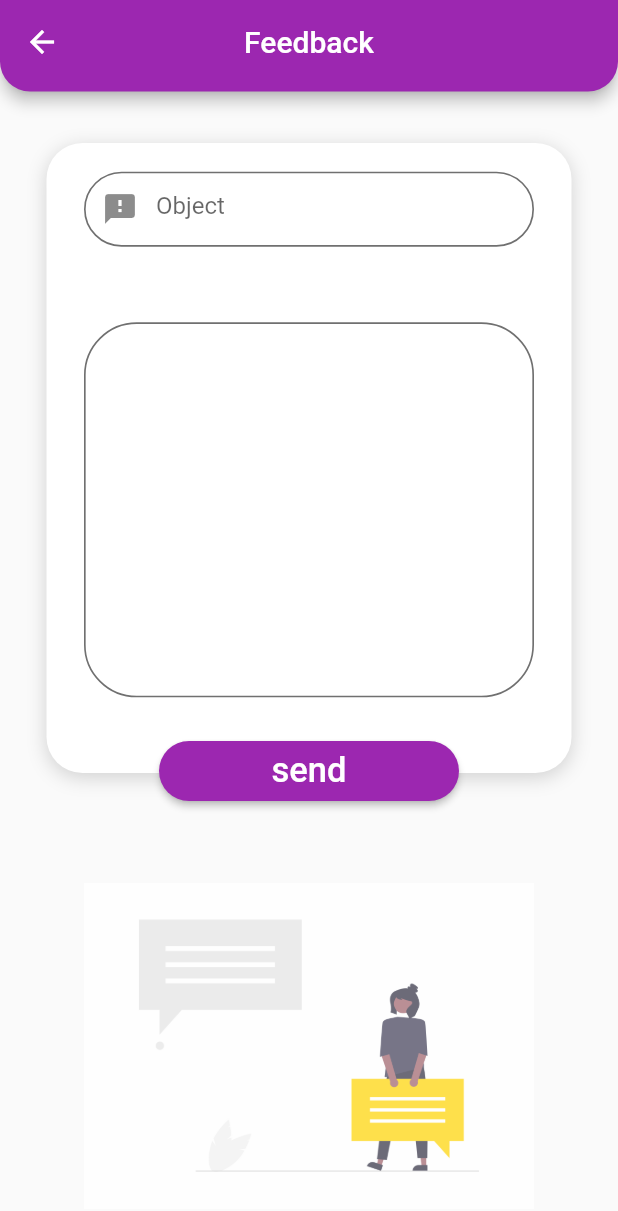
After one commit to Agfiras/Cross-platforme-MailBox-application, a Flutter app: the FeedbackHome screen opened directly, on a phone screen of 412 x 824 dp. The commit adds this screen. Shown: the top 1211 px of the screen. Run offline on Flutter 3.47's test engine with Material 2 defaults, Android fonts, the light colour scheme and no system bars; our stand-ins replace fluttertoast, introduction_screen; missing offline and left inert: adobe_xd.

Commit message:
Update (feedback page)

```diff
--- /dev/null
+++ b/mobile_app/lib/Feedback.dart
@@ -0,0 +1,197 @@
+import 'package:flutter/material.dart';
+import 'Home.dart';
+import 'package:http/http.dart' as http;
+import 'dart:convert';
+
+void main() {
+  runApp(FeedbackHome());
+}
+
+class FeedbackHome extends StatefulWidget {
+  FeedbackHome({Key? key}) : super(key: key);
+
+  @override
+  State<FeedbackHome> createState() => _FeedbackState();
+}
+
+class _FeedbackState extends State<FeedbackHome> {
+
+  final objectcontroller = TextEditingController();
+  final problemcontroller = TextEditingController();
+  bool visible = false;
+
+  Future webcall() async {
+    setState(() {
+      visible = true;
+    });
+
+    String object = objectcontroller.text;
+    String problem = problemcontroller.text;
+
+    var url = 'http://192.168.1.111/SubmitFeedback.php';
+    var response = await http.post(Uri.parse(url), body: {
+      "object": object,
+      "problem": problem,
+    });
+    var data = json.decode(response.body);
+    if (response.statusCode == 200) {
+      setState(() {
+        visible = false;
+      });
+    }
+    showDialog(
+      context: context,
+      builder: (BuildContext context) {
+        return AlertDialog(
+          title: new Text("Your opinion matter"),
+          actions: <Widget>[
+            FlatButton(
+              child: new Text("OK"),
+              onPressed: () {
+                Navigator.of(context).pop();
+              },
+            ),
+          ],
+        );
+      },
+    );
+    }
+
+    @override
+    Widget build(BuildContext context) {
+      return Scaffold(
+          appBar: AppBar(
+            bottom: PreferredSize(
+              preferredSize: const Size(5, 5),
+              child: Container(),
+            ),
+            shape: const RoundedRectangleBorder(
+                borderRadius: BorderRadius.only(
+              bottomRight: Radius.circular(20.0),
+              bottomLeft: Radius.circular(20.0),
+            )),
+            centerTitle: true,
+            backgroundColor: Colors.purple,
+            title: const Text(
+              'Feedback',
+              style: TextStyle(color: Colors.white),
+            ),
+            leading: IconButton(
+              onPressed: (() {
+                Navigator.push(
+                    context, MaterialPageRoute(builder: (context) => Home()));
+              }),
+              icon: const Icon(Icons.arrow_back_outlined),
+              color: Colors.white,
+            ),
+          ),
+          body: Stack(children: <Widget>[
+            Container(
+              alignment: const Alignment(0, -0.8),
+              child: Container(
+                width: 350,
+                height: 420,
+                decoration: BoxDecoration(
+                  color: Colors.white,
+                  borderRadius: BorderRadius.circular(24.0),
+                  boxShadow: const [
+                    BoxShadow(
+                      color: Color(0x29000000),
+                      offset: Offset(0, 3),
+                      blurRadius: 10,
+                    ),
+                  ],
+                ),
+              ),
+            ),
+            Align(
+              alignment: Alignment(0, 1.1),
+              child: Container(
+                width: 300,
+                height: 300,
+                decoration: BoxDecoration(
+                  image: DecorationImage(
+                    image: const AssetImage(
+                        'assets/undraw_Personal_opinions_re_qw29.png'),
+                    colorFilter: ColorFilter.mode(
+                        Colors.black.withOpacity(0.70), BlendMode.dstIn),
+                  ),
+                ),
+              ),
+            ),
+            Align(
+              alignment: const Alignment(0, -0.85),
+              child: SizedBox(
+                width: 300,
+                height: 50,
+                child: TextField(
+                  controller: objectcontroller,
+                  obscureText: false,
+                  decoration: InputDecoration(
+                      border: InputBorder.none,
+                      enabledBorder: OutlineInputBorder(
+                        borderRadius: BorderRadius.circular(35.10),
+                        borderSide: const BorderSide(
+                            width: 1.1, color: Color(0xff707070)),
+                      ),
+                      prefixIcon: const Icon(Icons.feedback),
+                      hintText: "Object",
+                      labelStyle: const TextStyle(
+                          fontSize: 20, color: Color(0xff707070)),
+                      fillColor: const Color.fromARGB(31, 255, 255, 255),
+                      filled: true),
+                ),
+              ),
+            ),
+            Align(
+              alignment: const Alignment(0, -0.4),
+              child: SizedBox(
+                width: 300,
+                height: 250,
+                child: TextField(
+                  keyboardType: TextInputType.multiline,
+                  maxLines: 80,
+                  controller: problemcontroller,
+                  obscureText: false,
+                  decoration: InputDecoration(
+                      border: InputBorder.none,
+                      enabledBorder: OutlineInputBorder(
+                        borderRadius: BorderRadius.circular(35.10),
+                        borderSide: const BorderSide(
+                            width: 1.1, color: Color(0xff707070)),
+                      ),
+                      labelStyle: const TextStyle(
+                          fontSize: 20, color: Color(0xff707070)),
+                      fillColor: const Color.fromARGB(31, 255, 255, 255),
+                      filled: true),
+                ),
+              ),
+            ),
+            Align(alignment: Alignment(0,0.2),
+            child:ButtonTheme(
+                minWidth: 200.0,
+                height: 40,
+                child: RaisedButton(
+                  onPressed: webcall,
+                  child: const Text(
+                    "send",
+                    style: TextStyle(
+                        fontSize: 23,
+                        color: Colors.white),
+                  ),
+                  color:Colors.purple,
+                  shape: const RoundedRectangleBorder(
+                      borderRadius: BorderRadius.all(Radius.circular(30))),
+                ),
+                ),
+                ),
+                Visibility(
+                visible: visible,
+                child: Container(
+                  margin: EdgeInsets.only(bottom: 0),
+                  child: CircularProgressIndicator()
+                  )
+                ),
+          ]));
+    }
+  }
--- a/mobile_app/lib/login.dart
+++ b/mobile_app/lib/login.dart
@@ -33,7 +33,7 @@ class HomePage extends StatelessWidget {
       );
       }
       else {
-      var url = "http://192.168.1.111/post_app/login.php";
+      var url = "http://192.168.1.111/login.php";
       var response = await http.post(Uri.parse(url), body: {
         "email": email.text,
         "password": password.text,
@@ -160,7 +160,8 @@ class HomePage extends StatelessWidget {
                   color: const Color(0xffffd500),
                   shape: const RoundedRectangleBorder(
                       borderRadius: BorderRadius.all(Radius.circular(30))),
-                ))
+                ),
+                ),
             ),
             ],
         ));
--- a/mobile_app/lib/navbar.dart
+++ b/mobile_app/lib/navbar.dart
@@ -1,6 +1,7 @@
 import 'package:flutter/material.dart';
 import 'package:post_app/login.dart';
 import 'package:post_app/account.dart';
+import 'Feedback.dart';
 
 class NavBar extends StatelessWidget {
   const NavBar({ Key? key }) : super(key: key);
@@ -19,7 +20,8 @@ class NavBar extends StatelessWidget {
             title: const Text('Account',style: TextStyle(fontSize:20.0,color: Colors.white),),
             ),
           const SizedBox(height:530),
-          const ListTile(
+          ListTile(
+            onTap: (){Navigator.push(context, MaterialPageRoute(builder: ((context) =>  FeedbackHome())));},
             leading:Icon(Icons.feedback,color: Colors.white,),
             title: Text('Feedback',style: TextStyle(fontSize: 20.0,color: Colors.white),),),
           ListTile(
```
Also changed, not shown: 1 other file.
